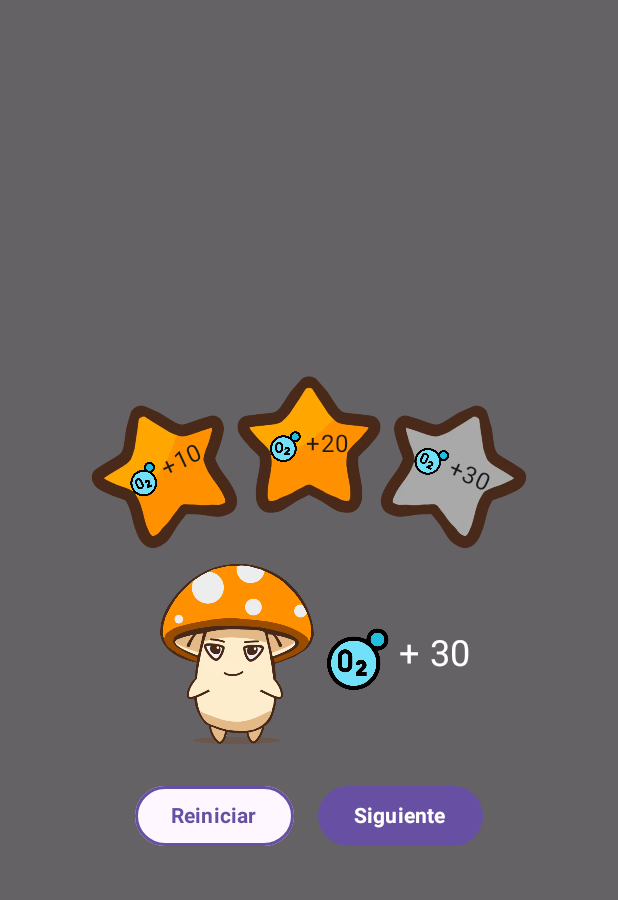
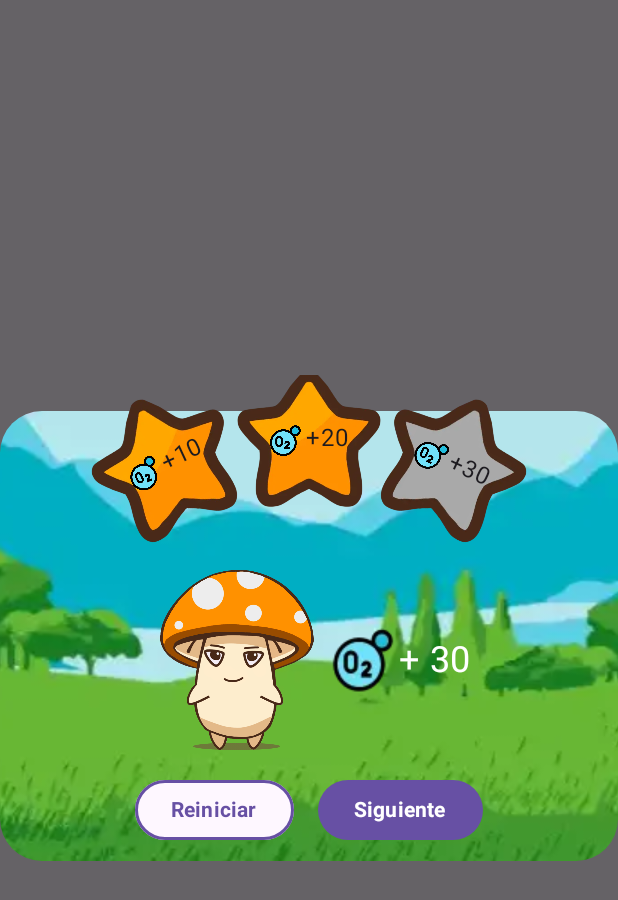
Before and after one commit to MartinAlbanesi/spora-remaster, an Android app built with Jetpack Compose: the @Preview function GameResultPopupPreview, on a phone screen of 412 x 824 dp. Shown: the top 900 px of the screen. Run offline under Robolectric (Android 15) with nearby library versions, the phone set to English and light mode, and no system bars.

Commit message:
feat(GameResultPopUp): added background

```diff
--- a/app/build.gradle.kts
+++ b/app/build.gradle.kts
@@ -120,4 +120,7 @@ dependencies {
     implementation(libs.tensorflow.support)
     implementation(libs.tensorflow.android)
     implementation(libs.tensorflow.metadata)
+
+    // Coil
+    implementation(libs.coil.compose)
 }
--- a/app/src/main/java/com/gg/spora/core/fake/FakeQuizModels.kt
+++ b/app/src/main/java/com/gg/spora/core/fake/FakeQuizModels.kt
@@ -1,8 +1,8 @@
 package com.gg.spora.core.fake
 
+import com.gg.spora.core.utils.enums.QuestionType
 import com.gg.spora.quiz.domain.model.Answer
 import com.gg.spora.quiz.domain.model.Question
-import com.gg.spora.quiz.domain.model.QuestionType
 
 object FakeQuizModels {
 
--- a/app/src/main/java/com/gg/spora/core/utils/SporaConstant.kt
+++ b/app/src/main/java/com/gg/spora/core/utils/SporaConstant.kt
@@ -1,7 +1,17 @@
 package com.gg.spora.core.utils
 
+@Suppress("MagicNumber")
 object SporaConstant {
     const val MAX_QUESTIONS = 10
     const val MAX_LIVES = 5
     const val MAX_STAR = 3
+
+    /**
+     key = rotate, value = offset
+     */
+    val ROTATE_ITEMS_REWARDS = mapOf(
+        -25f to 0,
+        0f to (-16),
+        25f to 0
+    )
 }
--- /dev/null
+++ b/app/src/main/java/com/gg/spora/core/utils/enums/QuestionType.kt
@@ -0,0 +1,5 @@
+package com.gg.spora.core.utils.enums
+
+enum class QuestionType {
+    RECYCLING,
+}
--- /dev/null
+++ b/app/src/main/java/com/gg/spora/core/utils/enums/StarState.kt
@@ -0,0 +1,8 @@
+package com.gg.spora.core.utils.enums
+
+enum class StarState(val starCount: Int = 0) {
+    STAR_ZERO(0),
+    STAR_ONE(1),
+    STAR_TWO(2),
+    STAR_THREE(3)
+}
--- a/app/src/main/java/com/gg/spora/gameResultUI/GameResultPopup.kt
+++ b/app/src/main/java/com/gg/spora/gameResultUI/GameResultPopup.kt
@@ -1,12 +1,13 @@
 package com.gg.spora.gameResultUI
 
-import android.util.Log
+import androidx.compose.foundation.Image
 import androidx.compose.foundation.layout.Arrangement
 import androidx.compose.foundation.layout.Box
 import androidx.compose.foundation.layout.Column
 import androidx.compose.foundation.layout.Row
 import androidx.compose.foundation.layout.fillMaxSize
 import androidx.compose.foundation.layout.fillMaxWidth
+import androidx.compose.foundation.layout.height
 import androidx.compose.foundation.layout.offset
 import androidx.compose.foundation.layout.padding
 import androidx.compose.material3.MaterialTheme
@@ -18,54 +19,22 @@ import androidx.compose.runtime.remember
 import androidx.compose.runtime.setValue
 import androidx.compose.ui.Alignment
 import androidx.compose.ui.Modifier
-import androidx.compose.ui.draw.rotate
+import androidx.compose.ui.draw.clip
+import androidx.compose.ui.layout.ContentScale
+import androidx.compose.ui.res.painterResource
 import androidx.compose.ui.tooling.preview.Preview
 import androidx.compose.ui.unit.dp
 import androidx.compose.ui.window.Dialog
 import com.gg.spora.R
 import com.gg.spora.core.ui.components.SporaPrimaryButton
 import com.gg.spora.core.ui.components.SporaPrimaryInverseButton
+import com.gg.spora.core.utils.SporaConstant
 import com.gg.spora.core.utils.SporaConstant.MAX_STAR
+import com.gg.spora.core.utils.enums.StarState
 import com.gg.spora.gameResultUI.components.ChampyWithRewards
-import com.gg.spora.gameResultUI.components.StarWithOxygen
+import com.gg.spora.gameResultUI.components.StarWithOxygenGroup
 import com.gg.spora.ui.theme.SporaTheme
 
-
-@Composable
-private fun StarWithOxygenGroup(
-    modifier: Modifier = Modifier,
-    rewards: Map<Int, Int>, // oxygenAmount to starImage
-) {
-
-    val rotateItem = mapOf(
-        -25f to 0.dp,
-        0f to (-16).dp,
-        25f to 0.dp
-    )
-
-    Row(
-        verticalAlignment = Alignment.CenterVertically,
-        horizontalArrangement = Arrangement.Center,
-        modifier = modifier
-    ) {
-        rewards.entries.toList().forEachIndexed { index, entry ->
-            StarWithOxygen(
-                oxygenAmount = entry.key,
-                starImage = entry.value,
-                modifier = Modifier
-                    .offset(y = rotateItem.values.elementAt(index))
-                    .rotate(rotateItem.keys.elementAt(index))
-            )
-        }
-    }
-}
-
-enum class StarState(val starCount: Int = 0) {
-    STAR_ZERO(0),
-    STAR_ONE(1),
-    STAR_TWO(2),
-    STAR_THREE(3)
-}
 
 @Composable
 fun GameResultPopUp(
@@ -100,18 +69,31 @@ fun GameResultPopUp(
                 contentAlignment = Alignment.Center,
                 modifier = modifier
                     .fillMaxWidth()
-                    .padding(top = 16.dp)
+                    .padding(top = 24.dp)
             ) {
+
+                Image(
+                    painter = painterResource(id = backgroundImage),
+                    contentDescription = "Fondo minijuegos",
+                    contentScale = ContentScale.Crop,
+                    modifier = Modifier
+                        .fillMaxWidth()
+                        .height(300.dp)
+                        .clip(MaterialTheme.shapes.extraLarge)
+                )
+
                 Column(
-                    verticalArrangement = Arrangement.spacedBy(16.dp),
+                    verticalArrangement = Arrangement.spacedBy(8.dp),
                     horizontalAlignment = Alignment.CenterHorizontally,
                     modifier = Modifier.fillMaxWidth()
                 ) {
                     StarWithOxygenGroup(
                         rewards = localRewards,
+                        rotateItems = SporaConstant.ROTATE_ITEMS_REWARDS,
                         modifier = Modifier
                             .fillMaxWidth()
                             .align(Alignment.CenterHorizontally)
+                            .offset(y = -16.dp)
                     )
                     ChampyWithRewards(
                         champyImage = R.drawable.champy_sonriente_idle,
@@ -154,7 +136,7 @@ fun GameResultPopupPreview() {
         ) {
             GameResultPopUp(
                 isVisible = true,
-                backgroundImage = R.drawable.fondo_minijuegos,
+                backgroundImage = R.drawable.fondo_minijuegos_crop,
                 starsState = StarState.STAR_TWO,
                 rewards = listOf(10, 20, 30),
                 onClickPrimaryButton = {},
--- a/app/src/main/java/com/gg/spora/gameResultUI/components/ChampyWithRewards.kt
+++ b/app/src/main/java/com/gg/spora/gameResultUI/components/ChampyWithRewards.kt
@@ -36,11 +36,9 @@ fun ChampyWithRewards(
         )
         Row(
             verticalAlignment = Alignment.CenterVertically,
-//            horizontalArrangement = Arrangement.Center,
-//            modifier = Modifier.align(Alignment.CenterVertically)
         ) {
             Image(
-                painter = painterResource(id = R.drawable.o2),
+                painter = painterResource(id = R.drawable.o2_icon),
                 contentDescription = "Oxígeno",
                 modifier = Modifier.size(48.dp)
             )
--- a/app/src/main/java/com/gg/spora/gameResultUI/components/StarWithOxygen.kt
+++ b/app/src/main/java/com/gg/spora/gameResultUI/components/StarWithOxygen.kt
@@ -33,7 +33,7 @@ fun StarWithOxygen(
     ) {
         Image(
             painter = painterResource(id = starImage),
-            contentDescription = "Estrella gris",
+            contentDescription = "Estrella",
             modifier = Modifier.size(96.dp)
         )
         Row(
--- /dev/null
+++ b/app/src/main/java/com/gg/spora/gameResultUI/components/StarWithOxygenGroup.kt
@@ -0,0 +1,77 @@
+package com.gg.spora.gameResultUI.components
+
+import androidx.compose.foundation.layout.Arrangement
+import androidx.compose.foundation.layout.Row
+import androidx.compose.runtime.Composable
+import androidx.compose.foundation.layout.fillMaxSize
+import androidx.compose.foundation.layout.offset
+import androidx.compose.material3.MaterialTheme
+import androidx.compose.material3.Surface
+import androidx.compose.ui.Alignment
+import androidx.compose.ui.Modifier
+import androidx.compose.ui.draw.rotate
+import androidx.compose.ui.tooling.preview.PreviewFontScale
+import androidx.compose.ui.tooling.preview.Preview
+import androidx.compose.ui.tooling.preview.PreviewLightDark
+import androidx.compose.ui.tooling.preview.PreviewScreenSizes
+import androidx.compose.ui.unit.dp
+import com.gg.spora.R
+import com.gg.spora.ui.theme.SporaTheme
+
+@Composable
+fun StarWithOxygenGroup(
+    modifier: Modifier = Modifier,
+    rewards: Map<Int, Int>, // oxygenAmount to starImage
+    rotateItems: Map<Float, Int>
+) {
+
+//    val rotateItem = mapOf(
+//        -25f to 0.dp,
+//        0f to (-16).dp,
+//        25f to 0.dp
+//    )
+
+    Row(
+        verticalAlignment = Alignment.CenterVertically,
+        horizontalArrangement = Arrangement.Center,
+        modifier = modifier
+    ) {
+        rewards.entries.toList().forEachIndexed { index, entry ->
+            StarWithOxygen(
+                oxygenAmount = entry.key,
+                starImage = entry.value,
+                modifier = Modifier
+                    .rotate(rotateItems.keys.elementAt(index))
+                    .offset(y = rotateItems.values.elementAt(index).dp)
+            )
+        }
+    }
+}
+
+//@PreviewLightDark
+@Preview
+//@PreviewFontScale
+//@PreviewScreenSizes
+@Composable
+private fun StarWithOxygenGroupPreview() {
+    SporaTheme {
+        Surface(
+            modifier = Modifier.fillMaxSize(),
+            color = MaterialTheme.colorScheme.background
+        ) {
+            StarWithOxygenGroup(
+                modifier = Modifier,
+                rewards = mapOf(
+                    10 to R.drawable.estrella,
+                    20 to R.drawable.estrella,
+                    30 to R.drawable.estrella
+                ),
+                rotateItems = mapOf(
+                    -25f to 0,
+                    0f to (-16),
+                    25f to 0
+                )
+            )
+        }
+    }
+}
--- a/app/src/main/java/com/gg/spora/quiz/data/local/FakeQuizLocalRepository.kt
+++ b/app/src/main/java/com/gg/spora/quiz/data/local/FakeQuizLocalRepository.kt
@@ -1,9 +1,9 @@
 package com.gg.spora.quiz.data.local
 
 import com.gg.spora.core.fake.FakeQuizModels
+import com.gg.spora.core.utils.enums.QuestionType
 import com.gg.spora.quiz.domain.IQuizLocalRepository
 import com.gg.spora.quiz.domain.model.Question
-import com.gg.spora.quiz.domain.model.QuestionType
 import javax.inject.Inject
 
 class FakeQuizLocalRepository @Inject constructor(
--- a/app/src/main/java/com/gg/spora/quiz/domain/GetRandomQuestionFromTypeUseCase.kt
+++ b/app/src/main/java/com/gg/spora/quiz/domain/GetRandomQuestionFromTypeUseCase.kt
@@ -1,7 +1,7 @@
 package com.gg.spora.quiz.domain
 
+import com.gg.spora.core.utils.enums.QuestionType
 import com.gg.spora.quiz.domain.model.Question
-import com.gg.spora.quiz.domain.model.QuestionType
 import javax.inject.Inject
 
 class GetRandomQuestionFromTypeUseCase @Inject constructor(
--- a/app/src/main/java/com/gg/spora/quiz/domain/IQuizLocalRepository.kt
+++ b/app/src/main/java/com/gg/spora/quiz/domain/IQuizLocalRepository.kt
@@ -1,7 +1,7 @@
 package com.gg.spora.quiz.domain
 
+import com.gg.spora.core.utils.enums.QuestionType
 import com.gg.spora.quiz.domain.model.Question
-import com.gg.spora.quiz.domain.model.QuestionType
 
 /**
  * Local repository for quiz questions
--- a/app/src/main/java/com/gg/spora/quiz/domain/model/Answer.kt
+++ b/app/src/main/java/com/gg/spora/quiz/domain/model/Answer.kt
@@ -1,4 +1,6 @@
 package com.gg.spora.quiz.domain.model
+
+import com.gg.spora.core.utils.enums.QuestionType
 
 data class Answer(
     val id: String,
--- a/app/src/main/java/com/gg/spora/quiz/domain/model/Question.kt
+++ b/app/src/main/java/com/gg/spora/quiz/domain/model/Question.kt
@@ -1,4 +1,6 @@
 package com.gg.spora.quiz.domain.model
+
+import com.gg.spora.core.utils.enums.QuestionType
 
 
 data class Question(
@@ -8,7 +10,3 @@ data class Question(
     val answer: Answer,
     val type: QuestionType
 )
-
-enum class QuestionType {
-    RECYCLING,
-}
--- a/app/src/main/java/com/gg/spora/quiz/ui/QuizViewModel.kt
+++ b/app/src/main/java/com/gg/spora/quiz/ui/QuizViewModel.kt
@@ -2,9 +2,9 @@ package com.gg.spora.quiz.ui
 
 import androidx.lifecycle.ViewModel
 import com.gg.spora.core.utils.SporaConstant.MAX_QUESTIONS
+import com.gg.spora.core.utils.enums.QuestionType
 import com.gg.spora.quiz.domain.GetRandomQuestionFromTypeUseCase
 import com.gg.spora.quiz.domain.model.Question
-import com.gg.spora.quiz.domain.model.QuestionType
 import dagger.hilt.android.lifecycle.HiltViewModel
 import kotlinx.coroutines.flow.MutableStateFlow
 import kotlinx.coroutines.flow.asStateFlow
--- a/gradle/libs.versions.toml
+++ b/gradle/libs.versions.toml
@@ -37,6 +37,9 @@ camerax = "1.3.4"
 tensorflowgpu = "2.14.0"
 tensorflowmetadata = "0.1.0"
 tensorflow = "+"
+
+# Coil
+coil = "2.7.0"
 
 [libraries]
 androidx-core-ktx = { group = "androidx.core", name = "core-ktx", version.ref = "coreKtx" }
@@ -88,6 +91,9 @@ tensorflow-android = { group = "org.tensorflow", name = "tensorflow-lite",  vers
 tensorflow-support = { group = "org.tensorflow", name = "tensorflow-lite-support",  version.ref = "tensorflow"}
 tensorflow-metadata = { group = "org.tensorflow", name = "tensorflow-lite-metadata",  version.ref = "tensorflowmetadata"}
 
+# Coil
+coil-compose = { group = "io.coil-kt", name = "coil-compose", version.ref = "coil" }
+
 [plugins]
 android-application = { id = "com.android.application", version.ref = "agp" }
 kotlin-android = { id = "org.jetbrains.kotlin.android", version.ref = "kotlin" }
```
Also changed, not shown: app/src/main/res/drawable/fondo_minijuegos_crop.webp (added), 1 other file.
